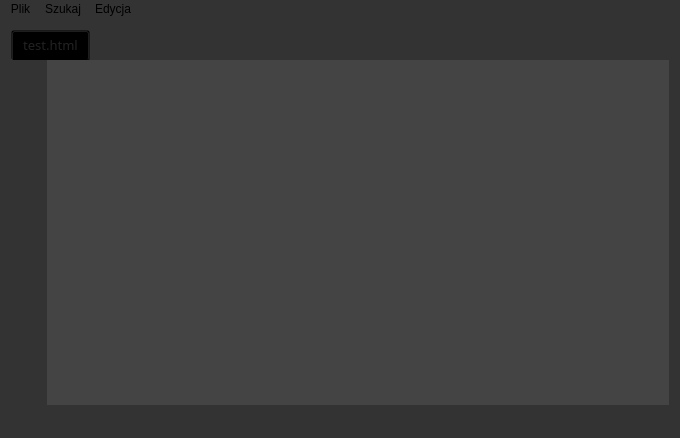
This is textedit.ui in pierzchalatomasz/TextEdit as Qt 5 draws it before an edit. The edited form follows.
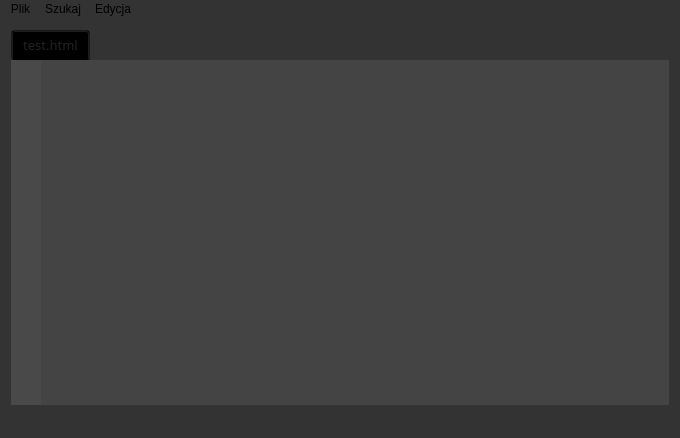
This is the edited form.

Commit message: Zmodyfikowałem formularz

What changed in the file:
```diff
--- a/textedit.ui
+++ b/textedit.ui
@@ -50,7 +50,7 @@
         <bool>false</bool>
        </property>
        <property name="styleSheet">
-        <string notr="true">background: #333;
+        <string notr="true">background: #444;
 color: #fff;
 padding: 0;</string>
        </property>
@@ -99,6 +99,9 @@
             <height>16777215</height>
            </size>
           </property>
+          <property name="styleSheet">
+           <string notr="true">background: #494949;</string>
+          </property>
           <property name="widgetResizable">
            <bool>true</bool>
           </property>
```
The commit also changes 1 other file.
